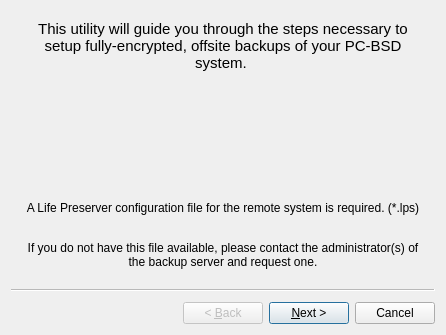
trueos/pcbsd, file src-qt5/life-preserver/lp-gui/LPISCSIWizard.ui: the form before one commit.
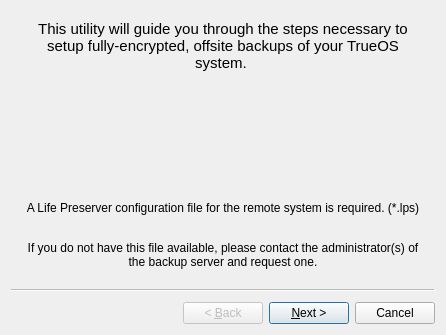
The form after the commit. Icons and pictures are not drawn.

```diff
--- a/src-qt5/life-preserver/lp-gui/LPISCSIWizard.ui
+++ b/src-qt5/life-preserver/lp-gui/LPISCSIWizard.ui
@@ -23,7 +23,7 @@
        </font>
       </property>
       <property name="text">
-       <string>This utility will guide you through the steps necessary to setup fully-encrypted, offsite backups of your PC-BSD system. </string>
+       <string>This utility will guide you through the steps necessary to setup fully-encrypted, offsite backups of your TrueOS system. </string>
       </property>
       <property name="alignment">
        <set>Qt::AlignCenter</set>
```
